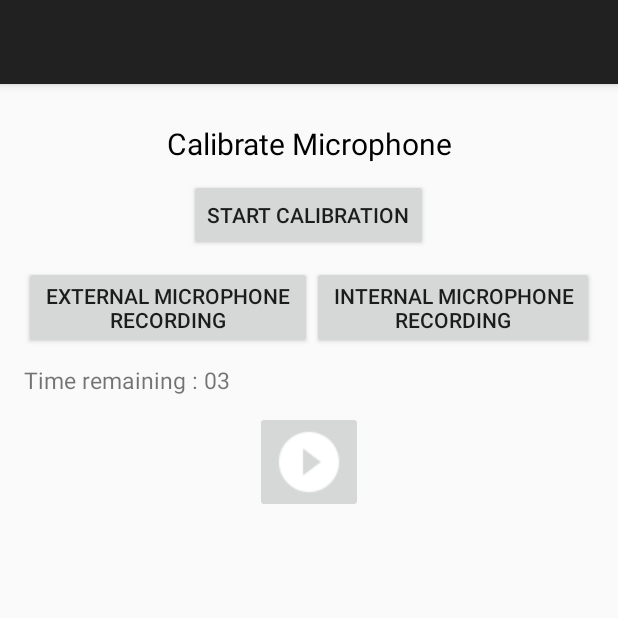
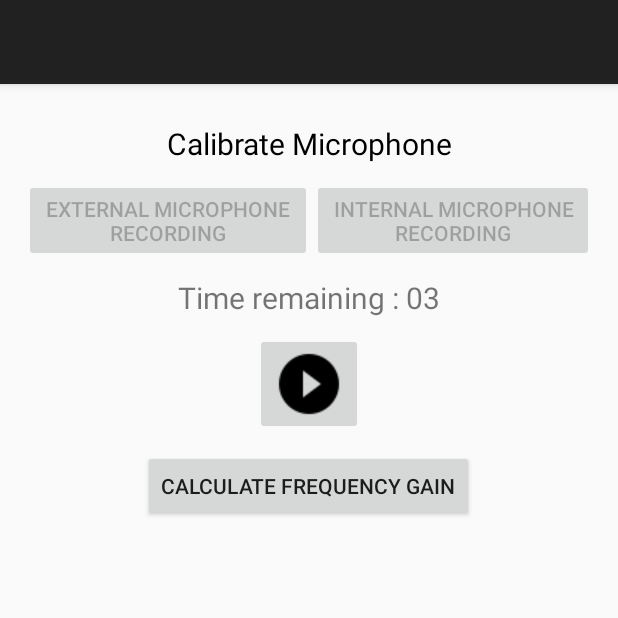
Before and after one commit to University-Of-Calgary/Hum_App_Master, an Android app: the CalibrateMicrophone screen opened directly, with no data from a screen before it, after a tap on "INTERNAL MICROPHONE RECORDING", on a phone screen of 412 x 824 dp, the top half of it. Run offline under Robolectric (Android 15) with nearby library versions, the phone set to English and light mode, and no system bars; 1 statement that could not run was skipped; 2 other taps on this screen came first.

Commit message:
Cleaned up the layout and added more clarity

```diff
--- a/app/src/main/java/com/example/orchisamadas/analyse_plot/CalibrateMicrophone.java
+++ b/app/src/main/java/com/example/orchisamadas/analyse_plot/CalibrateMicrophone.java
@@ -45,7 +45,7 @@ public class CalibrateMicrophone extends AppCompatActivity {
             AUDIO_ENCODING = AudioFormat.ENCODING_PCM_16BIT, RECORDING_DURATION = 5;
     final String EXTERNAL_AUDIO_FILENAME = "external_audio.wav", ANDROID_AUDIO_FILENAME = "android_audio.wav";
     AudioRecord recorder;
-    Button startCalibration, startRecording, androidRecording, calculateFrequencyGain;
+    Button startRecording, androidRecording, calculateFrequencyGain;
     ImageButton startPlayback;
     TextView timer;
     CounterClass counterClass = new CounterClass(RECORDING_DURATION * 1000, 1000);
@@ -62,21 +62,16 @@ public class CalibrateMicrophone extends AppCompatActivity {
         super.onCreate(savedInstanceState);
         setContentView(R.layout.activity_calibrate_microphone);
 
-        startCalibration = (Button) findViewById(R.id.button_calibrate_microphone);
         startRecording = (Button) findViewById(R.id.button_start_recording);
         startPlayback = (ImageButton) findViewById(R.id.calibrate_playback_sound);
         androidRecording = (Button) findViewById(R.id.button_microphone_recording);
         calculateFrequencyGain = (Button) findViewById(R.id.button_frequency_gain);
         timer = (TextView) findViewById(R.id.textView_timer);
 
-        startCalibration.setOnClickListener(new View.OnClickListener() {
-            @Override
-            public void onClick(View v) {
-                // Please insert an external microphone to start recording
-                externalMicrophoneRecording();
-                androidMicrophoneRecording();
-            }
-        });
+        // disable the button with the internal microphone recording
+        androidRecording.setEnabled(false);
+        externalMicrophoneRecording();
+        androidMicrophoneRecording();
 
         calculateFrequencyGain.setOnClickListener(new View.OnClickListener() {
             @Override
@@ -86,9 +81,10 @@ public class CalibrateMicrophone extends AppCompatActivity {
                 calculateFrequencyGain();
                 // Frequency Gain values needs to be saved to a file
                 saveGainValuesToFile();
+                Toast.makeText(CalibrateMicrophone.this, "Frequency Gain has been calculated and saved to a file",
+                        Toast.LENGTH_SHORT).show();
             }
         });
-
     }
 
     @Override
@@ -154,8 +150,11 @@ public class CalibrateMicrophone extends AppCompatActivity {
         startRecording.setOnClickListener(new View.OnClickListener() {
             @Override
             public void onClick(View v) {
+                startRecording.setEnabled(false);
                 // new CaptureAudio().execute(EXTERNAL_MIC_RECORDING);
-                captureAudio = new CaptureAudio(); captureAudio.execute(EXTERNAL_MIC_RECORDING);
+                captureAudio = new CaptureAudio();
+                captureAudio.execute(EXTERNAL_MIC_RECORDING);
+                androidRecording.setEnabled(true);
             }
         });
     }
@@ -167,8 +166,12 @@ public class CalibrateMicrophone extends AppCompatActivity {
         androidRecording.setOnClickListener(new View.OnClickListener() {
             @Override
             public void onClick(View v) {
+                androidRecording.setEnabled(false);
                 // new CaptureAudio().execute(ANDROID_MIC_RECORDING);
-                captureAudio = new CaptureAudio(); captureAudio.execute(ANDROID_MIC_RECORDING);
+                captureAudio = new CaptureAudio();
+                captureAudio.execute(ANDROID_MIC_RECORDING);
+                // Enable the calculate frequency gain button
+                calculateFrequencyGain.setVisibility(View.VISIBLE);
             }
         });
     }
--- a/app/src/main/res/layout/activity_calibrate_microphone.xml
+++ b/app/src/main/res/layout/activity_calibrate_microphone.xml
@@ -18,13 +18,13 @@
         android:layout_marginTop="10dp"
         android:text="Calibrate Microphone"/>
 
-    <Button
+    <!--<Button
         android:id="@+id/button_calibrate_microphone"
         android:layout_width="wrap_content"
         android:layout_height="wrap_content"
         android:layout_gravity="center_horizontal"
         android:layout_marginTop="10dp"
-        android:text="Start Calibration"/>
+        android:text="Start Calibration"/>-->
 
     <LinearLayout
         android:layout_height="wrap_content"
@@ -38,16 +38,14 @@
         android:layout_width="wrap_content"
         android:layout_height="wrap_content"
         android:text="External Microphone Recording"
-        android:layout_weight="5"
-        android:visibility="invisible"/>
+        android:layout_weight="5"/>
 
     <Button
         android:id="@+id/button_microphone_recording"
         android:layout_width="wrap_content"
         android:layout_height="wrap_content"
         android:text="Internal Microphone Recording"
-        android:layout_weight="5"
-        android:visibility="invisible"/>
+        android:layout_weight="5"/>
 
     </LinearLayout>
 
@@ -55,14 +53,15 @@
         android:id="@+id/textView_timer"
         android:layout_width="wrap_content"
         android:layout_height="wrap_content"
+        android:layout_gravity="center_horizontal"
         android:layout_marginTop="10dp"
-        android:textSize="15dp"/>
+        android:textSize="20sp"/>
 
     <ImageButton
         android:id="@+id/calibrate_playback_sound"
         android:layout_height="wrap_content"
         android:layout_width="wrap_content"
-        android:src="@drawable/play_circle_white"
+        android:src="@drawable/play_circle"
         android:layout_gravity="center_horizontal"
         android:layout_marginTop="10dp"
         android:visibility="invisible"
```
